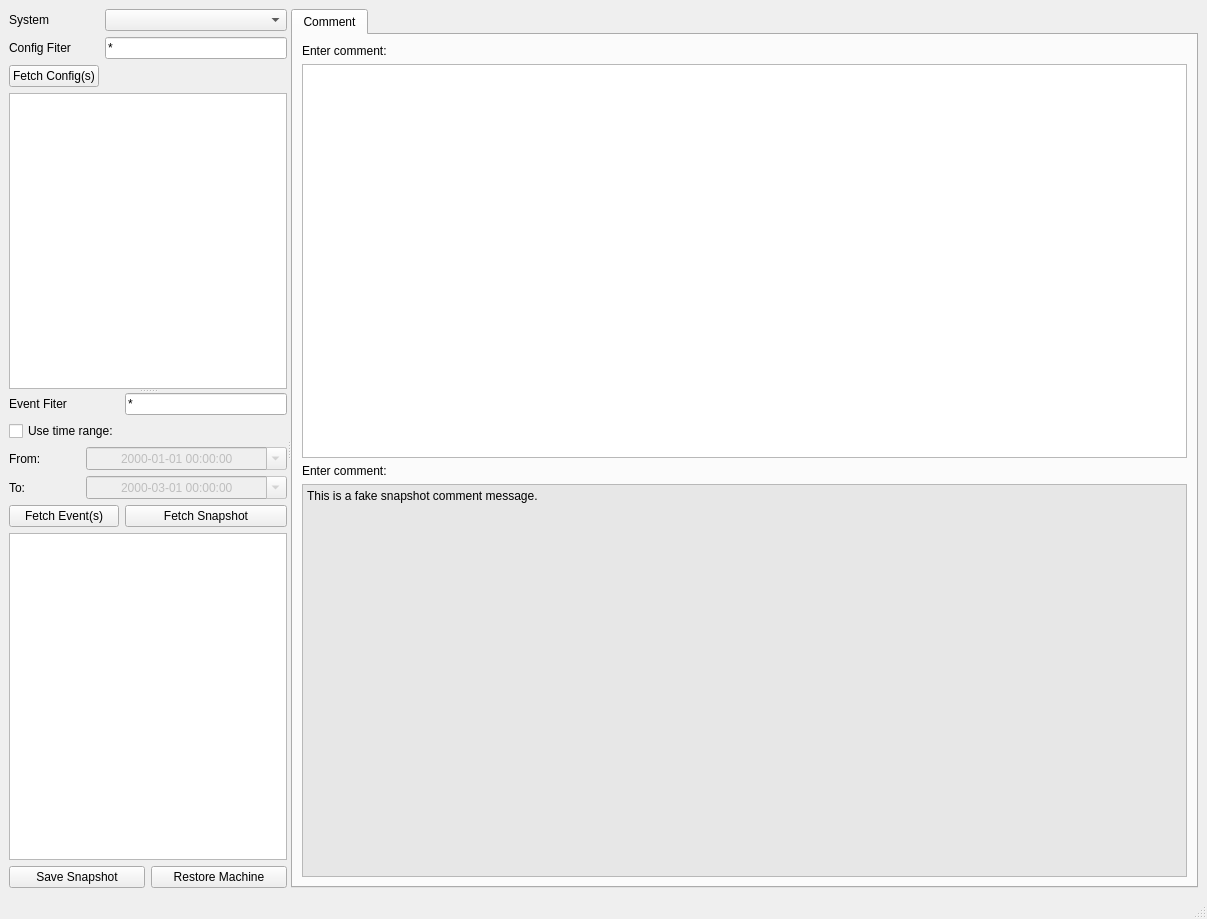
Before: the Qt Designer form python/src/client/ui/ui_masar.ui in epics-base/masarService, drawn with Qt 5.
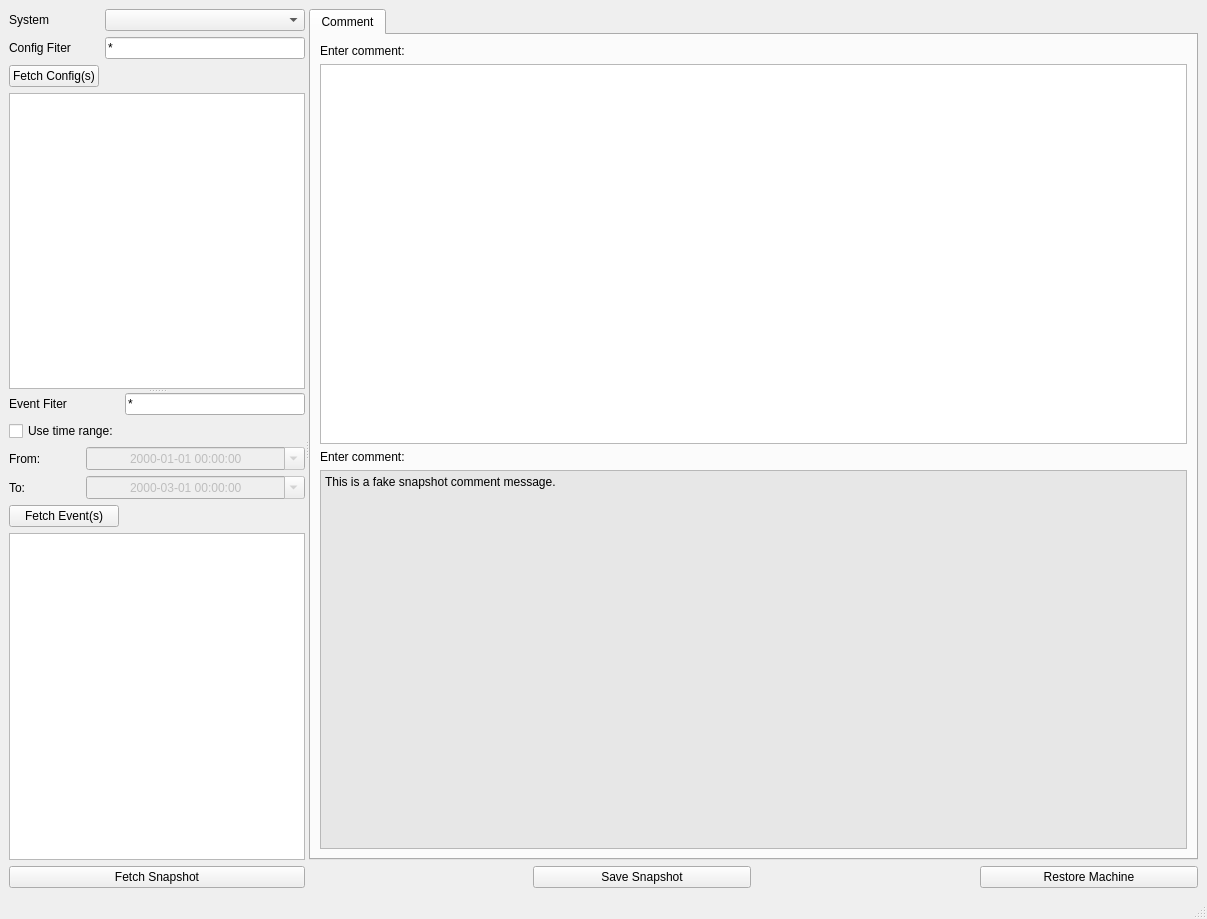
After: the same form once the commit is applied.

Commit message: reorganize the ui layout

Patch:
```diff
--- a/python/src/client/ui/ui_masar.ui
+++ b/python/src/client/ui/ui_masar.ui
@@ -14,12 +14,12 @@
    <string>MASAR Viewer</string>
   </property>
   <widget class="QWidget" name="mainwidget">
-   <layout class="QVBoxLayout" name="verticalLayout_4">
+   <layout class="QHBoxLayout" name="horizontalLayout_2">
     <item>
-     <widget class="QSplitter" name="mainSplitter">
+     <widget class="QSplitter" name="splitter">
       <property name="sizePolicy">
        <sizepolicy hsizetype="Expanding" vsizetype="Preferred">
-        <horstretch>0</horstretch>
+        <horstretch>3</horstretch>
         <verstretch>0</verstretch>
        </sizepolicy>
       </property>
@@ -28,8 +28,8 @@
       </property>
       <widget class="QSplitter" name="configEventSplitter">
        <property name="sizePolicy">
-        <sizepolicy hsizetype="Preferred" vsizetype="Expanding">
-         <horstretch>1</horstretch>
+        <sizepolicy hsizetype="Fixed" vsizetype="Expanding">
+         <horstretch>0</horstretch>
          <verstretch>0</verstretch>
         </sizepolicy>
        </property>
@@ -186,13 +186,6 @@
              </property>
             </widget>
            </item>
-           <item row="4" column="3">
-            <widget class="QPushButton" name="fetchSnapshotButton">
-             <property name="text">
-              <string>Fetch Snapshot</string>
-             </property>
-            </widget>
-           </item>
           </layout>
          </item>
          <item>
@@ -211,24 +204,20 @@
          <item>
           <layout class="QHBoxLayout" name="snapshotHorizontalLayout">
            <item>
-            <widget class="QPushButton" name="saveSnapshotButton">
+            <widget class="QPushButton" name="fetchSnapshotButton">
              <property name="text">
-              <string>Save Snapshot</string>
+              <string>Fetch Snapshot</string>
              </property>
             </widget>
            </item>
+          </layout>
+         </item>
+        </layout>
+       </widget>
+      </widget>
+      <widget class="QWidget" name="">
+       <layout class="QVBoxLayout" name="verticalLayout">
            <item>
-            <widget class="QPushButton" name="restoreMachineButton">
-             <property name="text">
-              <string>Restore Machine</string>
-             </property>
-            </widget>
-           </item>
-          </layout>
-         </item>
-        </layout>
-       </widget>
-      </widget>
       <widget class="QTabWidget" name="snapshotTabWidget">
        <property name="sizePolicy">
         <sizepolicy hsizetype="Expanding" vsizetype="Expanding">
@@ -236,6 +225,12 @@
          <verstretch>0</verstretch>
         </sizepolicy>
        </property>
+          <property name="minimumSize">
+           <size>
+            <width>768</width>
+            <height>0</height>
+           </size>
+          </property>
        <property name="currentIndex">
         <number>0</number>
        </property>
@@ -316,6 +311,41 @@
          </item>
         </layout>
        </widget>
+         </widget>
+        </item>
+        <item>
+         <layout class="QHBoxLayout" name="horizontalLayout">
+          <item>
+           <widget class="QLabel" name="label">
+            <property name="text">
+             <string/>
+            </property>
+           </widget>
+          </item>
+          <item>
+           <widget class="QPushButton" name="saveSnapshotButton">
+            <property name="text">
+             <string>Save Snapshot</string>
+            </property>
+           </widget>
+          </item>
+          <item>
+           <widget class="QLabel" name="label_2">
+            <property name="text">
+             <string/>
+            </property>
+           </widget>
+          </item>
+          <item>
+           <widget class="QPushButton" name="restoreMachineButton">
+            <property name="text">
+             <string>Restore Machine</string>
+            </property>
+           </widget>
+          </item>
+         </layout>
+        </item>
+       </layout>
       </widget>
      </widget>
     </item>
```
Lines whose indentation alone changed are shown as unchanged. The commit also changes 3 other files.
